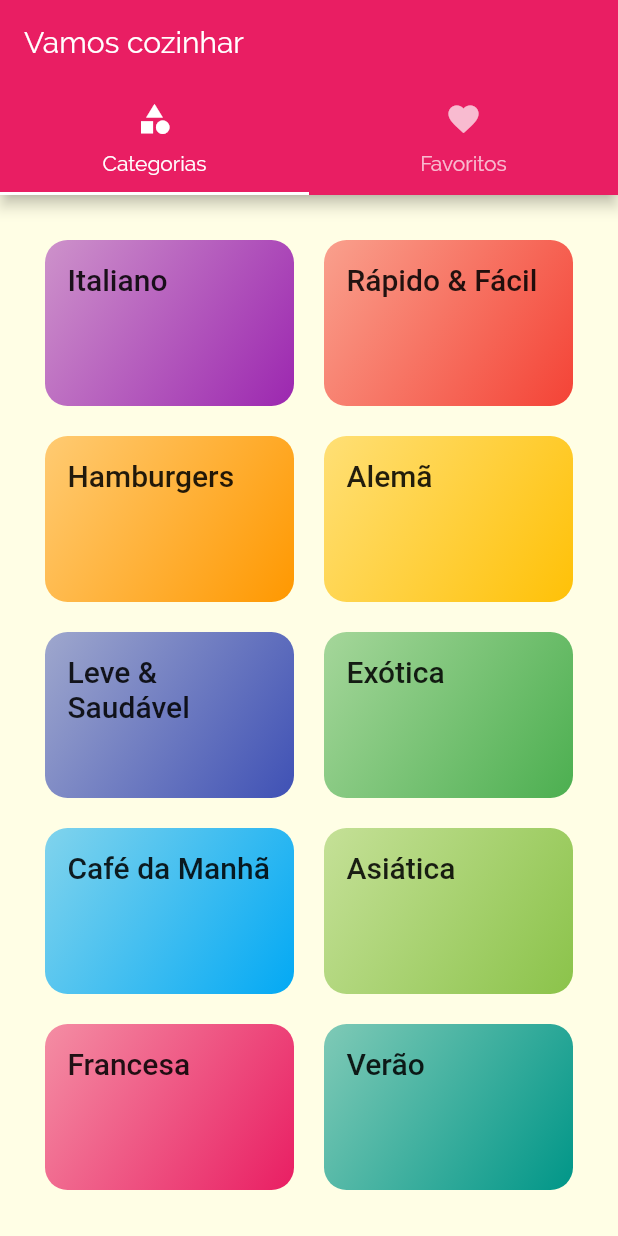
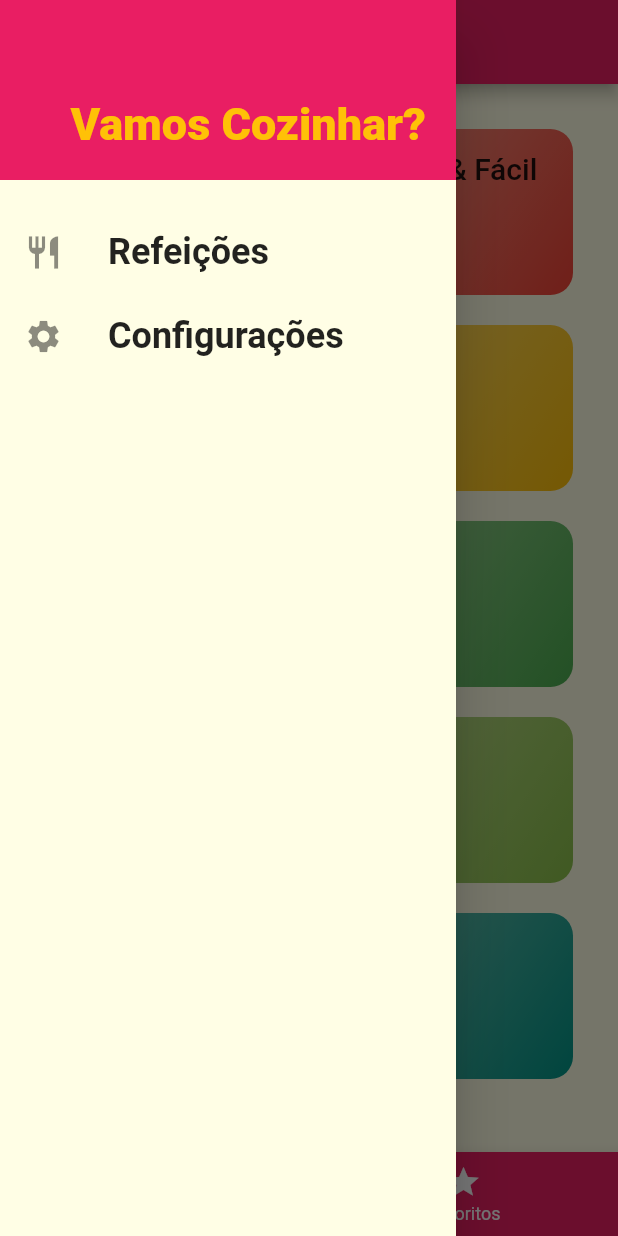
Before and after one commit to pcesarofc/recipeapp, a Flutter app: the screen it shows after launch, with the side drawer open (before the commit the screen has no drawer), on a phone screen of 412 x 824 dp. Run offline on Flutter 3.47's test engine with Material 2 defaults, Android fonts, the phone set to English and light mode, and no system bars; Roboto replaces fonts that are missing (RobotoCondensed).

```diff
--- /dev/null
+++ b/lib/components/main_drawer.dart
@@ -0,0 +1,66 @@
+import 'package:flutter/material.dart';
+import '../utils/app_routes.dart';
+
+class MainDrawer extends StatelessWidget {
+  const MainDrawer({Key? key}) : super(key: key);
+
+  Widget _createItem(IconData icon, String label, Function() onTap) {
+    return ListTile(
+      leading: Icon(
+        icon,
+        size: 26,
+      ),
+      title: Text(
+        label,
+        style: const TextStyle(
+          fontFamily: 'RobotoCondensed',
+          fontSize: 24,
+          fontWeight: FontWeight.bold,
+        ),
+      ),
+      onTap: onTap,
+    );
+  }
+
+  @override
+  Widget build(BuildContext context) {
+    return Drawer(
+      child: Column(
+        children: [
+          Container(
+            alignment: Alignment.bottomRight,
+            height: 120,
+            width: double.infinity,
+            padding: const EdgeInsets.all(20),
+            color: Theme.of(context).colorScheme.secondary,
+            child: const Text(
+              'Vamos Cozinhar?',
+              style: TextStyle(
+                fontWeight: FontWeight.w900,
+                fontSize: 30,
+                color: Colors.amber,
+              ),
+            ),
+          ),
+          const SizedBox(
+            height: 20,
+          ),
+          _createItem(
+            Icons.restaurant,
+            'Refeições',
+            () => Navigator.of(context).pushReplacementNamed(
+              AppRoutes.HOME,
+            ),
+          ),
+          _createItem(
+            Icons.settings,
+            'Configurações',
+            () => Navigator.of(context).pushReplacementNamed(
+              AppRoutes.SETTINGS,
+            ),
+          ),
+        ],
+      ),
+    );
+  }
+}
--- a/lib/main.dart
+++ b/lib/main.dart
@@ -1,4 +1,5 @@
 import 'package:flutter/material.dart';
+import 'package:recipeapp/screens/settings_screen.dart';
 import 'screens/categories_screens.dart';
 import 'screens/categories_meals_screen.dart';
 import 'utils/app_routes.dart';
@@ -29,6 +30,7 @@ class MyApp extends StatelessWidget {
         AppRoutes.HOME: (ctx) => const TabScreen(),
         AppRoutes.CATEGORIES_MEALS: (ctx) => const CategoriesMealsScreen(),
         AppRoutes.MEAL_DETAILS: (ctx) => const MealDetailScreen(),
+        AppRoutes.SETTINGS: (ctx) => const SettingsScreen(),
       },
     );
   }
--- a/lib/models/meals.dart
+++ b/lib/models/meals.dart
@@ -52,7 +52,7 @@ class Meal {
       case Complexity.Difficult:
         return 'Difícil';
       default:
-      return 'Desconhecida';
+        return 'Desconhecida';
     }
   }
 
@@ -65,7 +65,7 @@ class Meal {
       case Cost.Expensive:
         return 'Caro';
       default:
-      return 'Desconhecida';
+        return 'Desconhecida';
     }
   }
 }
--- a/lib/screens/favorite_screen.dart
+++ b/lib/screens/favorite_screen.dart
@@ -1,7 +1,7 @@
 import 'package:flutter/material.dart';
 
 class FavoriteScreen extends StatelessWidget {
-  const FavoriteScreen({ Key? key }) : super(key: key);
+  const FavoriteScreen({Key? key}) : super(key: key);
 
   @override
   Widget build(BuildContext context) {
--- a/lib/screens/meal_detail_screen.dart
+++ b/lib/screens/meal_detail_screen.dart
@@ -76,7 +76,7 @@ class MealDetailScreen extends StatelessWidget {
                           ),
                           title: Text(meal.steps[index]),
                         ),
-                        Divider(),
+                        const Divider(),
                       ],
                     );
                   }),
--- /dev/null
+++ b/lib/screens/settings_screen.dart
@@ -0,0 +1,19 @@
+import 'package:flutter/material.dart';
+import '../components/main_drawer.dart';
+
+class SettingsScreen extends StatelessWidget {
+  const SettingsScreen({Key? key}) : super(key: key);
+
+  @override
+  Widget build(BuildContext context) {
+    return Scaffold(
+      appBar: AppBar(
+        title: const Text('Configurações'),
+      ),
+      drawer: MainDrawer(),
+      body: const Center(
+        child: Text('Configurações'),
+      ),
+    );
+  }
+}
--- a/lib/screens/tabs_screen.dart
+++ b/lib/screens/tabs_screen.dart
@@ -1,36 +1,58 @@
 import 'package:flutter/material.dart';
 import 'categories_screens.dart';
 import 'favorite_screen.dart';
+import '../components/main_drawer.dart';
 
-class TabScreen extends StatelessWidget {
+class TabScreen extends StatefulWidget {
   const TabScreen({Key? key}) : super(key: key);
 
   @override
+  State<TabScreen> createState() => _TabScreenState();
+}
+
+class _TabScreenState extends State<TabScreen> {
+  int _selectedIndex = 0;
+  final List<Map<String, Widget>> _screens = [
+    {
+      'title': const Text('Lista de Categorias'),
+      'screen': const CategoriesScreen()
+    },
+    {
+      'title': const Text('Lista de Favoritos'),
+      'screen': const FavoriteScreen(),
+    }
+  ];
+
+  _selectScreen(int index) {
+    setState(() {
+      _selectedIndex = index;
+    });
+  }
+
+  @override
   Widget build(BuildContext context) {
-    return DefaultTabController(
-      length: 2,
-      child: Scaffold(
-        appBar: AppBar(
-          title: const Text('Vamos cozinhar'),
-          bottom: const TabBar(
-            tabs: [
-              Tab(
-                icon: Icon(Icons.category),
-                text: 'Categorias',
-              ),
-              Tab(
-                icon: Icon(Icons.favorite),
-                text: 'Favoritos',
-              ),
-            ],
+    return Scaffold(
+      appBar: AppBar(
+        title: _screens[_selectedIndex]['title'],
+      ),
+      drawer: MainDrawer(),
+      body: _screens[_selectedIndex]['screen'],
+      bottomNavigationBar: BottomNavigationBar(
+        onTap: _selectScreen,
+        backgroundColor: Theme.of(context).primaryColor,
+        unselectedItemColor: Colors.white,
+        selectedItemColor: Colors.amber,
+        currentIndex: _selectedIndex,
+        items: const [
+          BottomNavigationBarItem(
+            icon: Icon(Icons.category),
+            label: 'Categorias',
           ),
-        ),
-        body: const TabBarView(
-          children: [
-            CategoriesScreen(),
-            FavoriteScreen(),
-          ],
-        ),
+          BottomNavigationBarItem(
+            icon: Icon(Icons.star),
+            label: 'Favoritos',
+          ),
+        ],
       ),
     );
   }
--- a/lib/utils/app_routes.dart
+++ b/lib/utils/app_routes.dart
@@ -2,4 +2,5 @@ class AppRoutes {
   static const HOME = '/';
   static const CATEGORIES_MEALS = '/category-meals';
   static const MEAL_DETAILS = '/meal_details';
+  static const SETTINGS = '/settings';
 }
```
Also changed, not shown: lib/screens/categories_screens.dart (indentation only).
